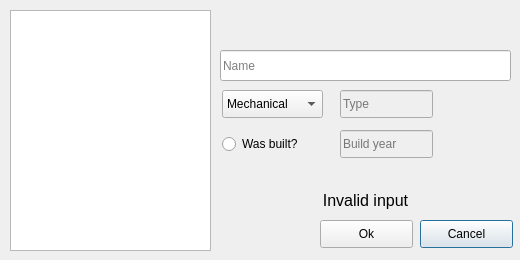
The window that addcomputerdialog.ui (gudmundurb/H22) describes before a commit, drawn with Qt 5.
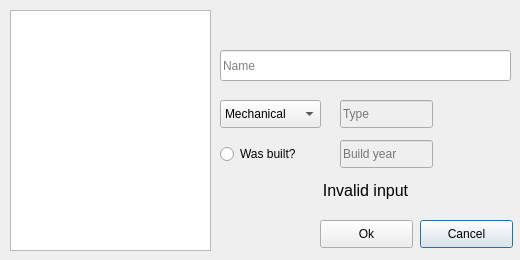
The same window after the commit. Icons and pictures are not drawn.

What changed in the file:
```diff
--- a/addcomputerdialog.ui
+++ b/addcomputerdialog.ui
@@ -65,7 +65,7 @@
    <property name="geometry">
     <rect>
      <x>340</x>
-     <y>130</y>
+     <y>140</y>
      <width>93</width>
      <height>28</height>
     </rect>
@@ -80,8 +80,8 @@
   <widget class="QComboBox" name="TypeDropDown">
    <property name="geometry">
     <rect>
-     <x>222</x>
-     <y>90</y>
+     <x>220</x>
+     <y>100</y>
      <width>101</width>
      <height>28</height>
     </rect>
@@ -141,8 +141,8 @@
   <widget class="QRadioButton" name="RadioWasBuilt">
    <property name="geometry">
     <rect>
-     <x>222</x>
-     <y>130</y>
+     <x>220</x>
+     <y>140</y>
      <width>101</width>
      <height>28</height>
     </rect>
@@ -158,7 +158,7 @@
    <property name="geometry">
     <rect>
      <x>340</x>
-     <y>90</y>
+     <y>100</y>
      <width>93</width>
      <height>28</height>
     </rect>
@@ -174,7 +174,7 @@
    <property name="geometry">
     <rect>
      <x>220</x>
-     <y>190</y>
+     <y>180</y>
      <width>291</width>
      <height>20</height>
     </rect>
```
Left out of the diff: 2 changed lines with no effect on the pictures.
